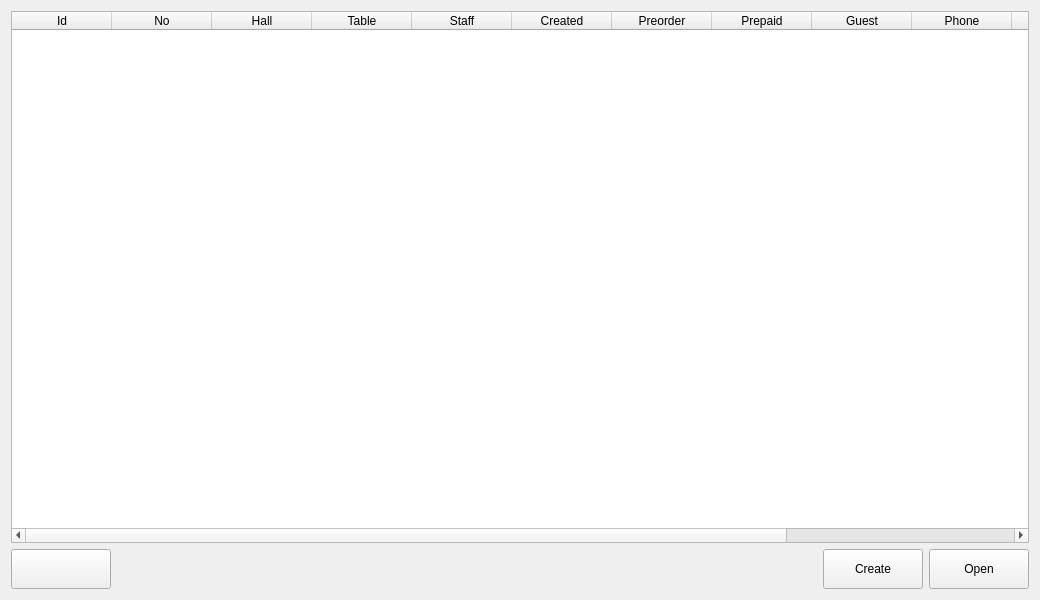
Qt form Waiter/dlgpreorderslist.ui (End1-1/Cafe5) before a commit.
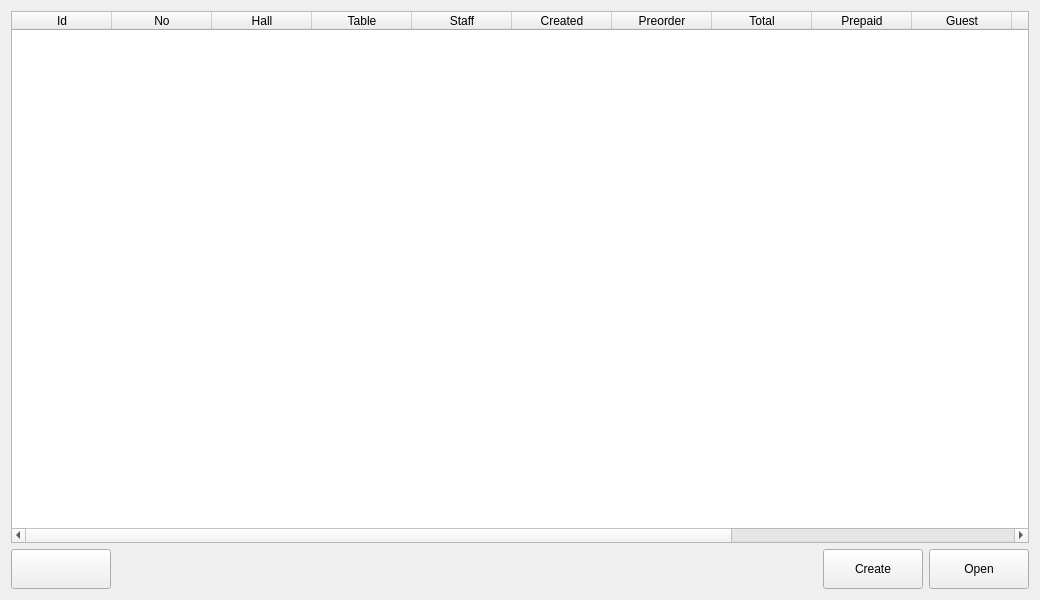
The same form after that commit. Icons and pictures are not drawn.

What changed in the file:
```diff
--- a/Waiter/dlgpreorderslist.ui
+++ b/Waiter/dlgpreorderslist.ui
@@ -51,6 +51,11 @@
        <string>Preorder</string>
       </property>
      </column>
+     <column>
+      <property name="text">
+       <string>Total</string>
+      </property>
+     </column>
      <column>
       <property name="text">
        <string>Prepaid</string>
```
